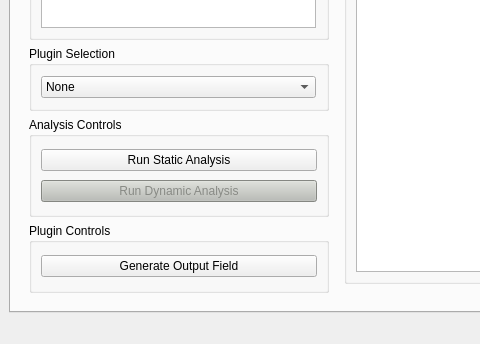
First picture: the form in src/GUI/ui_files/BATT5_GUI.ui, repository adalio0/BATT5, before the edit; both pictures show x 0 to 480 and y 450 to 794 of the 1011 by 794 pixel window.
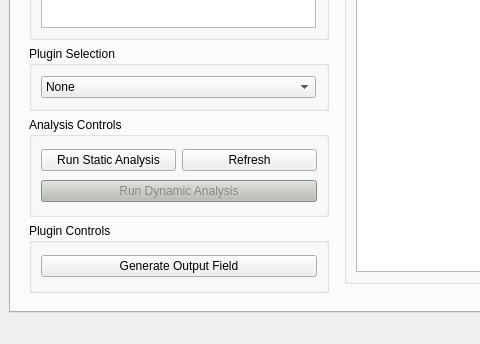
Second picture: the form after the edit.

Commit message: refresh button added

```diff
--- a/src/GUI/ui_files/BATT5_GUI.ui
+++ b/src/GUI/ui_files/BATT5_GUI.ui
@@ -185,11 +185,22 @@
                 </property>
                 <layout class="QVBoxLayout" name="verticalLayout_9">
                  <item>
+                  <layout class="QHBoxLayout" name="horizontalLayout_6">
+                   <item>
                   <widget class="QPushButton" name="runStaticAnalysis_button">
                    <property name="text">
                     <string>Run Static Analysis</string>
                    </property>
                   </widget>
+                   </item>
+                   <item>
+                    <widget class="QPushButton" name="refresh_button">
+                     <property name="text">
+                      <string>Refresh</string>
+                     </property>
+                    </widget>
+                   </item>
+                  </layout>
                  </item>
                  <item>
                   <widget class="QPushButton" name="runDynamicAnalysis_button">
```
Lines whose indentation alone changed are shown as unchanged. The commit also changes 1 other file.
